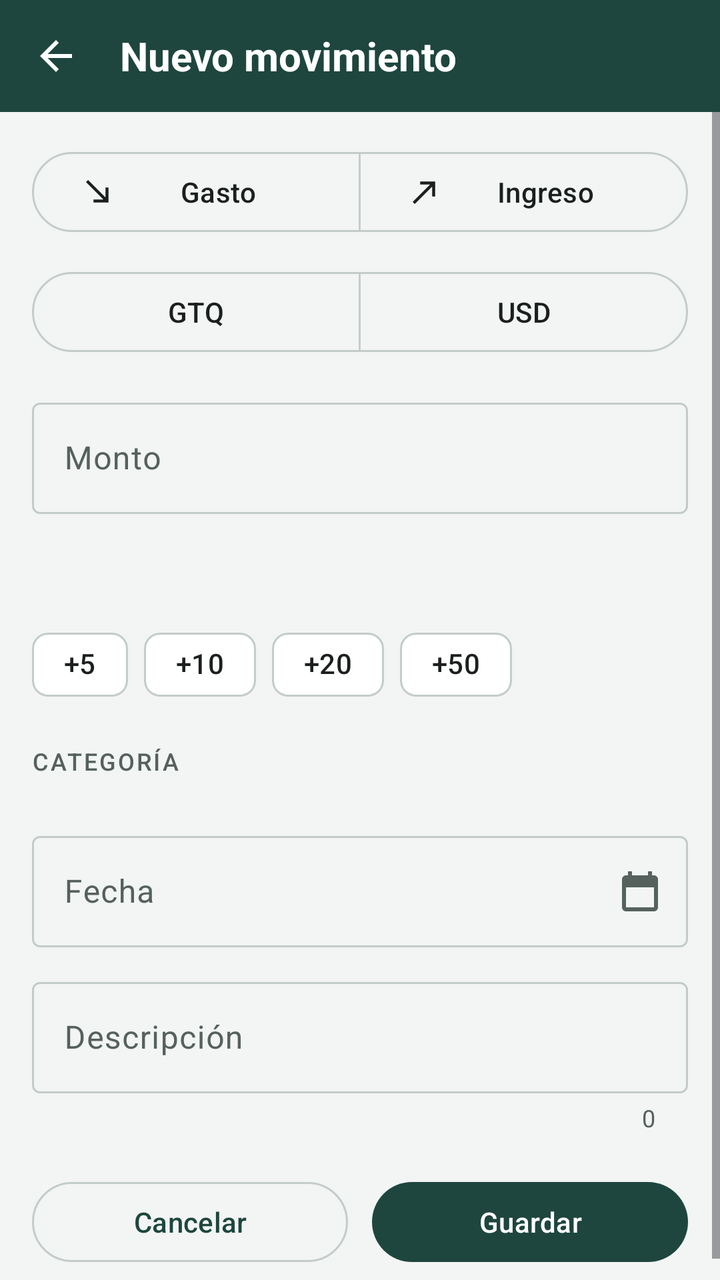
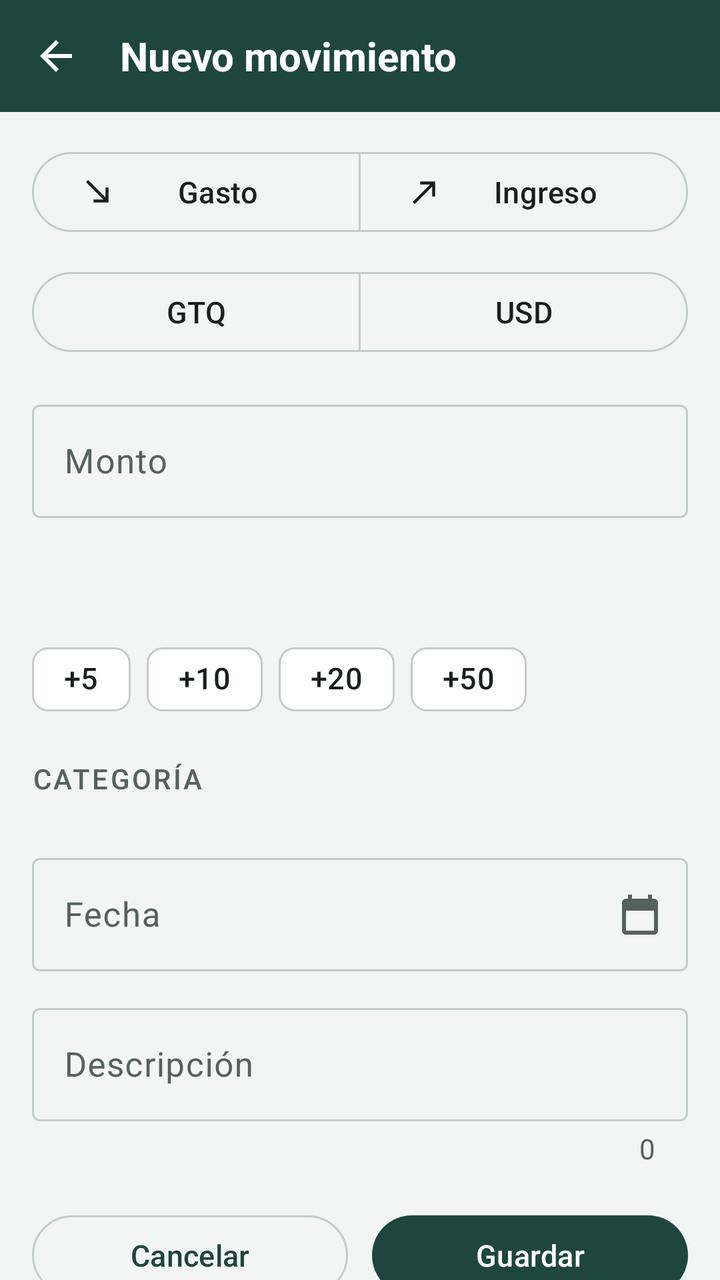

Two renders of the same Android screen: before a commit and after it. Below are the layout's source before the change and the commit's diff.
<!-- AndroidManifest.xml: application theme Theme.Finanzas -->
<!-- res/layout/activity_formulario.xml -->
<?xml version="1.0" encoding="utf-8"?>
<LinearLayout xmlns:android="http://schemas.android.com/apk/res/android"
    xmlns:app="http://schemas.android.com/apk/res-auto"
    android:id="@+id/raiz"
    android:layout_width="match_parent"
    android:layout_height="match_parent"
    android:background="?android:attr/colorBackground"
    android:orientation="vertical">

    <LinearLayout
        android:id="@+id/barraSuperior"
        android:layout_width="match_parent"
        android:layout_height="wrap_content"
        android:background="@color/color_cabecera"
        android:gravity="center_vertical"
        android:orientation="horizontal"
        android:paddingHorizontal="4dp"
        android:paddingVertical="4dp">

        <ImageButton
            android:id="@+id/botonVolver"
            android:layout_width="48dp"
            android:layout_height="48dp"
            android:background="?attr/selectableItemBackgroundBorderless"
            android:contentDescription="@string/volver"
            android:src="@drawable/ic_volver"
            app:tint="@color/color_sobre_cabecera" />

        <TextView
            android:id="@+id/textoTituloFormulario"
            android:layout_width="wrap_content"
            android:layout_height="wrap_content"
            android:layout_marginStart="8dp"
            android:accessibilityHeading="true"
            android:text="@string/nuevo_movimiento"
            android:textColor="@color/color_sobre_cabecera"
            android:textSize="20sp"
            android:textStyle="bold" />
    </LinearLayout>

    <ScrollView
        android:id="@+id/contenidoFormulario"
        android:layout_width="match_parent"
        android:layout_height="0dp"
        android:layout_weight="1"
        android:clipToPadding="false"
        android:fillViewport="true">

        <LinearLayout
            android:layout_width="match_parent"
            android:layout_height="wrap_content"
            android:orientation="vertical"
            android:padding="16dp">

            <com.google.android.material.button.MaterialButtonToggleGroup
                android:id="@+id/grupoTipo"
                android:layout_width="match_parent"
                android:layout_height="wrap_content"
                app:selectionRequired="true"
                app:singleSelection="true">

                <com.google.android.material.button.MaterialButton
                    android:id="@+id/botonTipoGasto"
                    style="?attr/materialButtonOutlinedStyle"
                    android:layout_width="0dp"
                    android:layout_height="wrap_content"
                    android:layout_weight="1"
                    android:text="@string/tipo_gasto"
                    app:icon="@drawable/ic_gasto" />

                <com.google.android.material.button.MaterialButton
                    android:id="@+id/botonTipoIngreso"
                    style="?attr/materialButtonOutlinedStyle"
                    android:layout_width="0dp"
                    android:layout_height="wrap_content"
                    android:layout_weight="1"
                    android:text="@string/tipo_ingreso"
                    app:icon="@drawable/ic_ingreso" />
            </com.google.android.material.button.MaterialButtonToggleGroup>

            <com.google.android.material.button.MaterialButtonToggleGroup
                android:id="@+id/grupoMoneda"
                android:layout_width="match_parent"
                android:layout_height="wrap_content"
                android:layout_marginTop="12dp"
                app:selectionRequired="true"
                app:singleSelection="true">
                <com.google.android.material.button.MaterialButton
                    android:id="@+id/botonMonedaGtq"
                    style="?attr/materialButtonOutlinedStyle"
                    android:layout_width="0dp"
                    android:layout_height="wrap_content"
                    android:layout_weight="1"
                    android:text="@string/moneda_gtq" />
                <com.google.android.material.button.MaterialButton
                    android:id="@+id/botonMonedaUsd"
                    style="?attr/materialButtonOutlinedStyle"
                    android:layout_width="0dp"
                    android:layout_height="wrap_content"
                    android:layout_weight="1"
                    android:text="@string/moneda_usd" />
            </com.google.android.material.button.MaterialButtonToggleGroup>

            <com.google.android.material.textfield.TextInputLayout
                android:id="@+id/campoMonto"
                style="?attr/textInputOutlinedStyle"
                android:layout_width="match_parent"
                android:layout_height="wrap_content"
                android:layout_marginTop="16dp"
                android:hint="@string/monto"
                app:prefixText="@string/prefijo_quetzal">

                
                <com.google.android.material.textfield.TextInputEditText
                    android:id="@+id/entradaMonto"
                    android:layout_width="match_parent"
                    android:layout_height="wrap_content"
                    android:imeOptions="actionNext"
                    android:inputType="numberDecimal" />
            </com.google.android.material.textfield.TextInputLayout>

            
            <TextView
                android:id="@+id/textoTasaFormulario"
                android:layout_width="match_parent"
                android:layout_height="wrap_content"
                android:layout_marginTop="8dp"
                android:textAppearance="?attr/textAppearanceBodySmall" />
            <TextView
                android:id="@+id/textoConversionPrevia"
                android:layout_width="match_parent"
                android:layout_height="wrap_content"
                android:layout_marginTop="4dp"
                android:accessibilityLiveRegion="polite"
                android:textAppearance="?attr/textAppearanceBodyMedium" />

            <com.google.android.material.chip.ChipGroup
                android:id="@+id/grupoSumar"
                android:layout_width="wrap_content"
                android:layout_height="wrap_content"
                android:layout_marginTop="4dp">

                <com.google.android.material.chip.Chip
                    android:id="@+id/chipSumar5"
                    style="@style/Widget.Material3.Chip.Assist"
                    android:layout_width="wrap_content"
                    android:layout_height="wrap_content"
                    android:text="@string/sumar_5" />

                <com.google.android.material.chip.Chip
                    android:id="@+id/chipSumar10"
                    style="@style/Widget.Material3.Chip.Assist"
                    android:layout_width="wrap_content"
                    android:layout_height="wrap_content"
                    android:text="@string/sumar_10" />

                <com.google.android.material.chip.Chip
                    android:id="@+id/chipSumar20"
                    style="@style/Widget.Material3.Chip.Assist"
                    android:layout_width="wrap_content"
                    android:layout_height="wrap_content"
                    android:text="@string/sumar_20" />

                <com.google.android.material.chip.Chip
                    android:id="@+id/chipSumar50"
                    style="@style/Widget.Material3.Chip.Assist"
                    android:layout_width="wrap_content"
                    android:layout_height="wrap_content"
                    android:text="@string/sumar_50" />
            </com.google.android.material.chip.ChipGroup>

            <TextView
                android:layout_width="wrap_content"
                android:layout_height="wrap_content"
                android:layout_marginTop="16dp"
                android:text="@string/categoria"
                android:textAppearance="@style/TextAppearance.Finanzas.Etiqueta" />

            <TextView
                android:id="@+id/textoCargandoCategorias"
                android:layout_width="wrap_content"
                android:layout_height="wrap_content"
                android:layout_marginTop="8dp"
                android:text="@string/cargando_categorias"
                android:textColor="?attr/colorOnSurfaceVariant"
                android:visibility="gone" />

            
            <androidx.recyclerview.widget.RecyclerView
                android:id="@+id/listaCategorias"
                android:layout_width="match_parent"
                android:layout_height="wrap_content"
                android:layout_marginTop="8dp"
                android:nestedScrollingEnabled="false" />

            <TextView
                android:id="@+id/textoErrorCategoria"
                android:layout_width="wrap_content"
                android:layout_height="wrap_content"
                android:accessibilityLiveRegion="polite"
                android:textAppearance="?attr/textAppearanceBodySmall"
                android:textColor="?attr/colorError"
                android:visibility="gone" />

            <com.google.android.material.textfield.TextInputLayout
                android:id="@+id/campoFecha"
                style="?attr/textInputOutlinedStyle"
                android:layout_width="match_parent"
                android:layout_height="wrap_content"
                android:layout_marginTop="16dp"
                android:hint="@string/fecha"
                app:endIconContentDescription="@string/elegir_fecha"
                app:endIconDrawable="@drawable/ic_calendario"
                app:endIconMode="custom">

                
                <com.google.android.material.textfield.TextInputEditText
                    android:id="@+id/entradaFecha"
                    android:layout_width="match_parent"
                    android:layout_height="wrap_content"
                    android:cursorVisible="false"
                    android:focusable="false"
                    android:inputType="none" />
            </com.google.android.material.textfield.TextInputLayout>

            <com.google.android.material.textfield.TextInputLayout
                android:id="@+id/campoDescripcion"
                style="?attr/textInputOutlinedStyle"
                android:layout_width="match_parent"
                android:layout_height="wrap_content"
                android:layout_marginTop="12dp"
                android:hint="@string/descripcion"
                app:counterEnabled="true">

                <com.google.android.material.textfield.TextInputEditText
                    android:id="@+id/entradaDescripcion"
                    android:layout_width="match_parent"
                    android:layout_height="wrap_content"
                    android:imeOptions="actionDone"
                    android:inputType="textCapSentences" />
            </com.google.android.material.textfield.TextInputLayout>

            <TextView
                android:id="@+id/textoErrorGeneral"
                android:layout_width="match_parent"
                android:layout_height="wrap_content"
                android:layout_marginTop="8dp"
                android:accessibilityLiveRegion="polite"
                android:textColor="?attr/colorError"
                android:visibility="gone" />

            <LinearLayout
                android:layout_width="match_parent"
                android:layout_height="wrap_content"
                android:layout_marginTop="20dp"
                android:orientation="horizontal">

                <com.google.android.material.button.MaterialButton
                    android:id="@+id/botonCancelar"
                    style="?attr/materialButtonOutlinedStyle"
                    android:layout_width="0dp"
                    android:layout_height="wrap_content"
                    android:layout_marginEnd="6dp"
                    android:layout_weight="1"
                    android:text="@string/cancelar" />

                <com.google.android.material.button.MaterialButton
                    android:id="@+id/botonGuardar"
                    android:layout_width="0dp"
                    android:layout_height="wrap_content"
                    android:layout_marginStart="6dp"
                    android:layout_weight="1"
                    android:text="@string/guardar" />
            </LinearLayout>
        </LinearLayout>
    </ScrollView>
</LinearLayout>
<!-- resources referenced by this layout -->
<resources>
  <color name="color_cabecera">#1E463E</color>
  <string name="cancelar">Cancelar</string>
  <string name="categoria">Categoría</string>
  <string name="fecha">Fecha</string>
  <string name="guardar">Guardar</string>
  <string name="moneda_gtq">GTQ</string>
  <string name="moneda_usd">USD</string>
  <string name="monto">Monto</string>
  <string name="prefijo_quetzal">Q\u0020</string>
  <string name="sumar_10">+10</string>
  <string name="sumar_20">+20</string>
  <string name="sumar_5">+5</string>
  <string name="sumar_50">+50</string>
  <string name="tipo_gasto">Gasto</string>
  <string name="tipo_ingreso">Ingreso</string>
  <string name="volver">Volver</string>
  <style name="TextAppearance.Finanzas.Etiqueta" parent="TextAppearance.Material3.LabelMedium">
          <item name="android:textColor">@color/color_texto_secundario</item>
          <item name="android:textAllCaps">true</item>
          <item name="android:letterSpacing">0.08</item>
      </style>
  <style name="Theme.Finanzas" parent="Theme.Material3.DayNight.NoActionBar">
          <item name="colorPrimary">@color/color_primario</item>
          <item name="colorOnPrimary">@color/color_sobre_primario</item>
          <item name="colorPrimaryContainer">@color/color_primario_contenedor</item>
          <item name="colorOnPrimaryContainer">@color/color_sobre_primario_contenedor</item>
          <item name="colorSecondary">@color/color_acento</item>
          <item name="colorOnSecondary">@color/color_sobre_acento</item>
          <item name="colorSecondaryContainer">@color/color_primario_contenedor</item>
          <item name="colorOnSecondaryContainer">@color/color_sobre_primario_contenedor</item>
          <item name="android:colorBackground">@color/color_fondo</item>
          <item name="colorSurface">@color/color_superficie</item>
          <item name="colorOnSurface">@color/color_texto</item>
          <item name="colorOnSurfaceVariant">@color/color_texto_secundario</item>
          <item name="colorOutline">@color/color_borde</item>
          <item name="colorError">@color/color_error</item>
          <item name="android:windowBackground">@color/color_fondo</item>
      </style>
  <color name="color_primario">#1E463E</color>
  <color name="color_acento">#FFC229</color>
  <color name="color_fondo">#F2F5F3</color>
  <color name="color_superficie">#FFFFFF</color>
  <color name="color_texto">#1B1F1E</color>
  <color name="color_borde">#C4CCC9</color>
  <color name="color_error">#B3261E</color>
  <!-- unchanged entries left out for length: 14 -->
</resources>

<!-- the commit's change to res/layout/activity_formulario.xml (unified diff, before → after) -->
@@ -38,7 +38,7 @@
             android:textStyle="bold" />
     </LinearLayout>
 
-    <ScrollView
+    <androidx.core.widget.NestedScrollView
         android:id="@+id/contenidoFormulario"
         android:layout_width="match_parent"
         android:layout_height="0dp"
@@ -273,5 +273,5 @@
                     android:text="@string/guardar" />
             </LinearLayout>
         </LinearLayout>
-    </ScrollView>
+    </androidx.core.widget.NestedScrollView>
 </LinearLayout>
<!-- resource entries referenced after the edit -->
@@ -16,7 +16,7 @@
   <string name="tipo_gasto">Gasto</string>
   <string name="tipo_ingreso">Ingreso</string>
   <string name="volver">Volver</string>
-  <style name="TextAppearance.Finanzas.Etiqueta" parent="TextAppearance.Material3.LabelMedium">
+  <style name="TextAppearance.Finanzas.Etiqueta" parent="TextAppearance.Material3.LabelLarge">
           <item name="android:textColor">@color/color_texto_secundario</item>
           <item name="android:textAllCaps">true</item>
           <item name="android:letterSpacing">0.08</item>
@@ -37,6 +37,11 @@
           <item name="colorOutline">@color/color_borde</item>
           <item name="colorError">@color/color_error</item>
           <item name="android:windowBackground">@color/color_fondo</item>
+          <item name="textAppearanceBodySmall">@style/TextAppearance.Finanzas.Metadatos</item>
+          <item name="textAppearanceBodyMedium">@style/TextAppearance.Finanzas.Detalle</item>
+          <item name="textAppearanceBodyLarge">@style/TextAppearance.Finanzas.Cuerpo</item>
+          <item name="textAppearanceLabelLarge">@style/TextAppearance.Finanzas.Control</item>
+          <item name="textInputOutlinedStyle">@style/Widget.Finanzas.Campo</item>
       </style>
   <color name="color_primario">#1E463E</color>
   <color name="color_acento">#FFC229</color>
@@ -45,6 +50,24 @@
   <color name="color_texto">#1B1F1E</color>
   <color name="color_borde">#C4CCC9</color>
   <color name="color_error">#B3261E</color>
+  <style name="TextAppearance.Finanzas.Metadatos" parent="TextAppearance.Material3.BodyMedium">
+          <item name="android:textSize">14sp</item>
+          <item name="android:textColor">@color/color_texto_secundario</item>
+      </style>
+  <style name="TextAppearance.Finanzas.Detalle" parent="TextAppearance.Material3.BodyLarge">
+          <item name="android:textSize">16sp</item>
+      </style>
+  <style name="TextAppearance.Finanzas.Cuerpo" parent="TextAppearance.Material3.BodyLarge">
+          <item name="android:textSize">17sp</item>
+      </style>
+  <style name="TextAppearance.Finanzas.Control" parent="TextAppearance.Material3.LabelLarge">
+          <item name="android:textSize">15sp</item>
+      </style>
+  <style name="Widget.Finanzas.Campo" parent="Widget.Material3.TextInputLayout.OutlinedBox">
+          <item name="hintTextAppearance">@style/TextAppearance.Finanzas.Metadatos</item>
+          <item name="counterTextAppearance">@style/TextAppearance.Finanzas.Metadatos</item>
+          <item name="errorTextAppearance">@style/TextAppearance.Finanzas.Metadatos</item>
+      </style>
   <!-- unchanged entries left out for length: 14 -->
 </resources>
 
